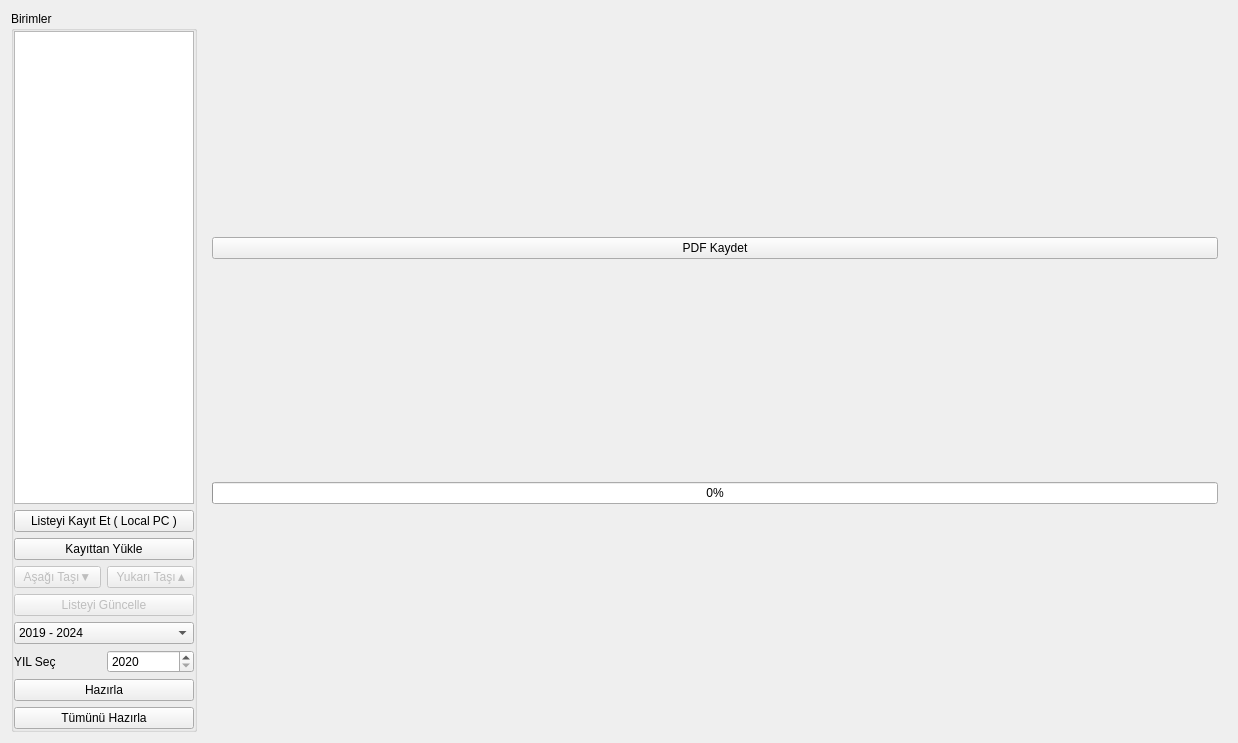
Above: birimlistform.ui from CMLDMR/FaaliyetReporter before the change. Below: the same form after it.
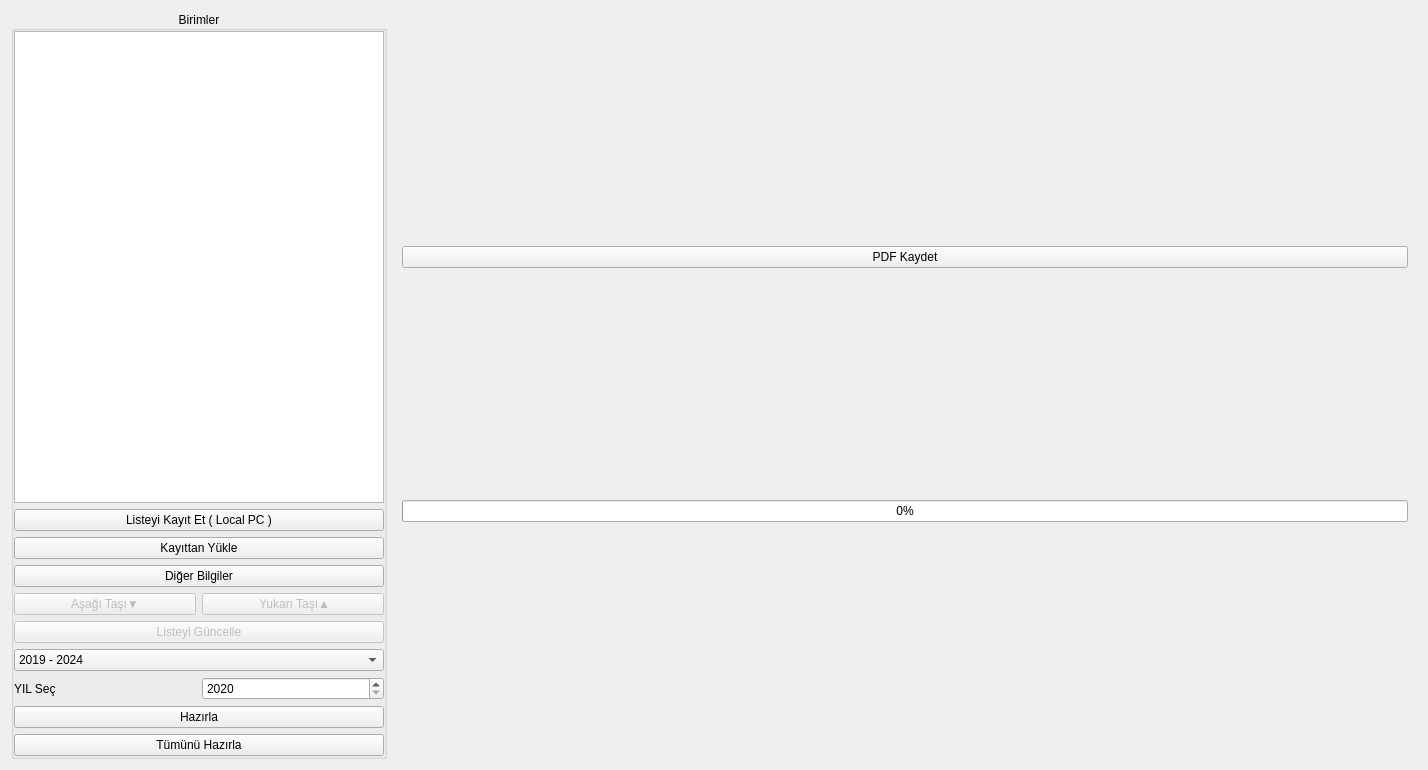
That is the form after the change.

What changed in the file:
```diff
--- a/birimlistform.ui
+++ b/birimlistform.ui
@@ -6,8 +6,8 @@
    <rect>
     <x>0</x>
     <y>0</y>
-    <width>1238</width>
-    <height>743</height>
+    <width>1428</width>
+    <height>770</height>
    </rect>
   </property>
   <property name="windowTitle">
@@ -25,6 +25,12 @@
      <property name="title">
       <string>Birimler</string>
      </property>
+     <property name="alignment">
+      <set>Qt::AlignCenter</set>
+     </property>
+     <property name="flat">
+      <bool>true</bool>
+     </property>
      <layout class="QVBoxLayout" name="verticalLayout_2">
       <property name="leftMargin">
        <number>0</number>
@@ -73,6 +79,13 @@
           </property>
          </widget>
         </item>
+        <item>
+         <widget class="QPushButton" name="pushButton_diger_bilgiler">
+          <property name="text">
+           <string>Diğer Bilgiler</string>
+          </property>
+         </widget>
+        </item>
         <item>
          <layout class="QHBoxLayout" name="horizontalLayout">
           <item>
```
